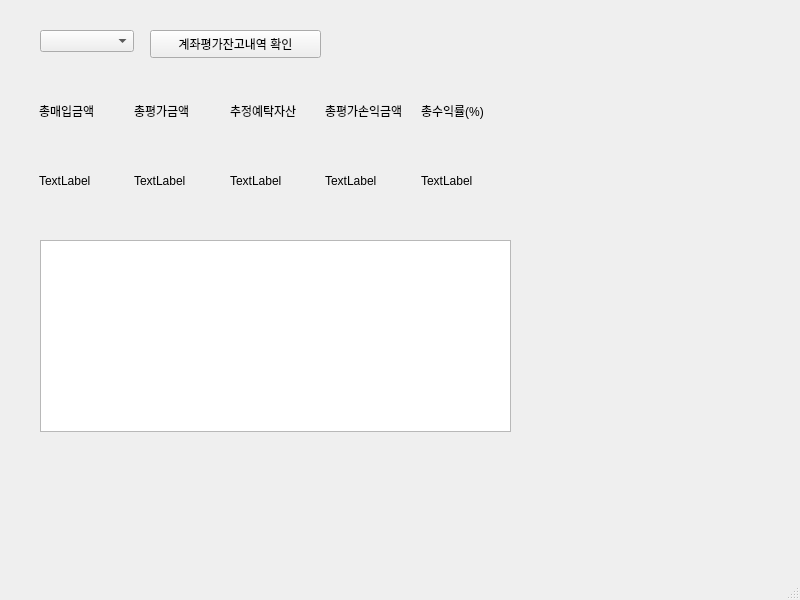
This is ALBA.ui in investment3/investment3_1 as Qt 5 draws it before an edit. The edited form follows.
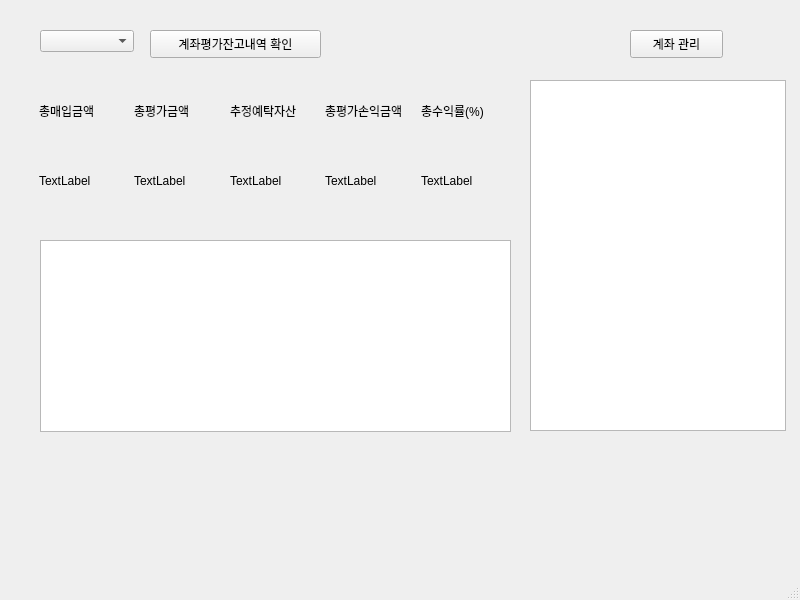
This is the edited form.

The edit to the form file:
```diff
--- a/ALBA.ui
+++ b/ALBA.ui
@@ -129,6 +129,29 @@
      </rect>
     </property>
    </widget>
+   <widget class="QPushButton" name="acc_manage">
+    <property name="geometry">
+     <rect>
+      <x>630</x>
+      <y>30</y>
+      <width>93</width>
+      <height>28</height>
+     </rect>
+    </property>
+    <property name="text">
+     <string>계좌 관리</string>
+    </property>
+   </widget>
+   <widget class="QTableWidget" name="stocklistTableWidget_3">
+    <property name="geometry">
+     <rect>
+      <x>530</x>
+      <y>80</y>
+      <width>256</width>
+      <height>351</height>
+     </rect>
+    </property>
+   </widget>
   </widget>
   <widget class="QMenuBar" name="menubar">
    <property name="geometry">
```
